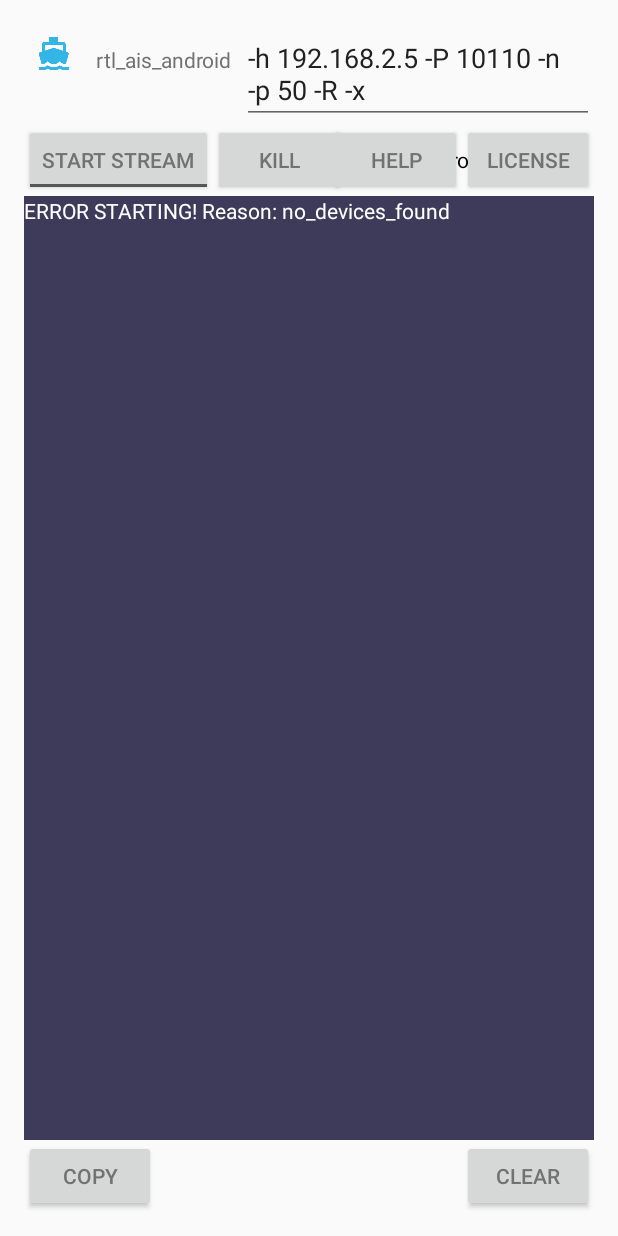
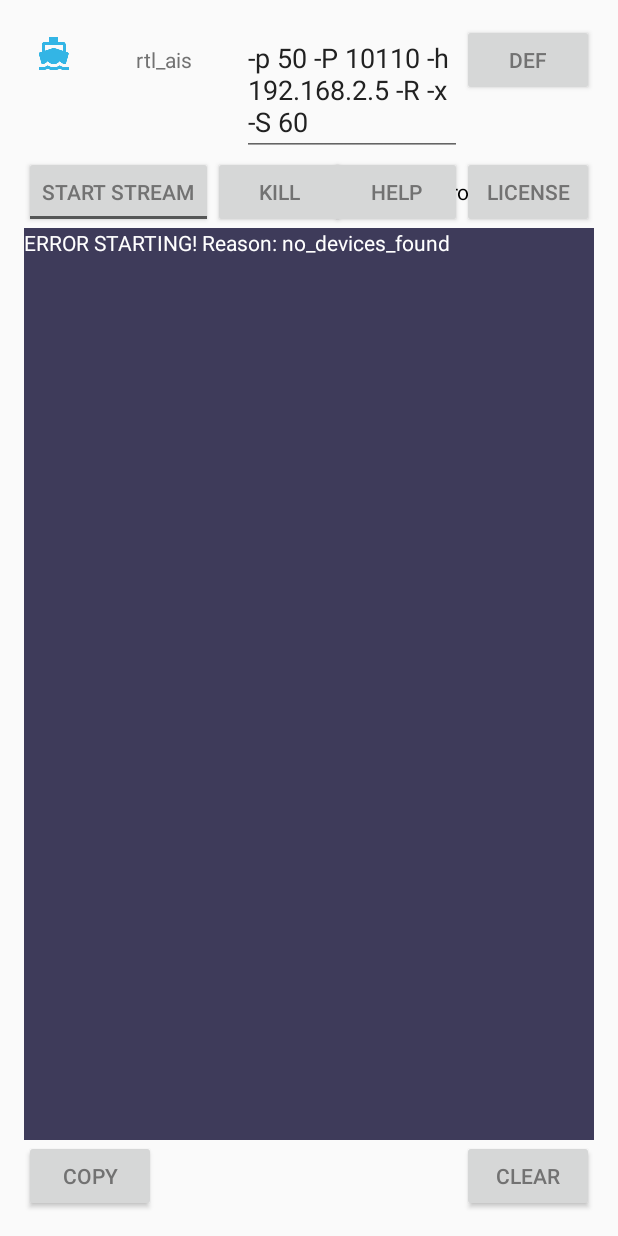
Before and after one commit to ebc81/Rtl_Ais_Android, an Android app: the screen it shows after launch (StreamActivity), after a tap on "START STREAM", on a phone screen of 412 x 824 dp. Run offline under Robolectric (Android 15) with nearby library versions, the phone set to English and light mode, and no system bars; 2 other taps on this screen came first.

Commit message:
some bugfixes workarounds

```diff
--- a/app/src/main/AndroidManifest.xml
+++ b/app/src/main/AndroidManifest.xml
@@ -3,7 +3,7 @@
     package="com.wordpress.ebc81.rtl_ais_android"
     android:installLocation="internalOnly"
     android:versionCode="1"
-    android:versionName="1.0" >
+    android:versionName="0.1" >
 
     <uses-permission android:name="android.permission.INTERNET" />
     <uses-permission android:name="android.permission.WAKE_LOCK" />
@@ -23,7 +23,7 @@
             android:label="@string/app_name"
             android:exported="true">
             <intent-filter>
-                <data android:scheme="iqsrc" />
+                <data android:scheme="@string/intent_filter_schema" />
 
                 <category android:name="android.intent.category.DEFAULT" />
 
--- a/app/src/main/java/com/wordpress/ebc81/rtl_ais_android/DeviceOpenActivity.java
+++ b/app/src/main/java/com/wordpress/ebc81/rtl_ais_android/DeviceOpenActivity.java
@@ -99,7 +99,7 @@ public class DeviceOpenActivity extends FragmentActivity implements BinaryRunner
         StrRes.res = getResources();
 
         final Uri data = getIntent().getData();
-        arguments = data.toString().replace("iqsrc://", ""); // quick and dirty fix; me don't like it
+        arguments = data.toString().replace(getString(R.string.intent_filter_schema)+"://", ""); // quick and dirty fix; me don't like it
 
         intent = getIntent();
 
--- a/app/src/main/java/com/wordpress/ebc81/rtl_ais_android/StreamActivity.java
+++ b/app/src/main/java/com/wordpress/ebc81/rtl_ais_android/StreamActivity.java
@@ -50,6 +50,7 @@ public class StreamActivity extends FragmentActivity implements LogRtlAis.Callba
 
     public static final String PREFS_NAME = "rtl_ais_androidPREFS";
     public static final String DISABLE_JAVA_FIX_PREF = "disable.java.usb.fix";
+    public static final String CMD_LINE_TEXT_PREF = "perf_cmdl_text";
 
     private TextView terminal;
     private ScrollView scroll;
@@ -69,6 +70,9 @@ public class StreamActivity extends FragmentActivity implements LogRtlAis.Callba
         terminal = (TextView) findViewById(R.id.terminal);
         scroll = (ScrollView) findViewById(R.id.ScrollArea);
         arguments = (EditText) findViewById(R.id.commandline);
+
+        String argperf = prefs.getString(CMD_LINE_TEXT_PREF,arguments.getText().toString());
+        arguments.setText(argperf);
 
         terminal.setText(LogRtlAis.getFullLog());
 
@@ -102,8 +106,25 @@ public class StreamActivity extends FragmentActivity implements LogRtlAis.Callba
             public void onClick(View v) {
                 onoff.setChecked(false);
                 LogRtlAis.clear();
-                String d3ebug = arguments.getText().toString();
-                startActivityForResult(new Intent(Intent.ACTION_VIEW).setData(Uri.parse("iqsrc://" + arguments.getText().toString())), START_REQ_CODE);
+                String argumentStr = arguments.getText().toString();
+                startActivityForResult(new Intent(Intent.ACTION_VIEW).setData(Uri.parse(getString(R.string.intent_filter_schema)+"://" + arguments.getText().toString())), START_REQ_CODE);
+                if (!argumentStr.isEmpty()) {
+                    final SharedPreferences.Editor editor = prefs.edit();
+                    editor.putString(CMD_LINE_TEXT_PREF, argumentStr);
+                    editor.commit();
+                }
+            }
+        });
+
+
+        ((Button) findViewById(R.id.bt_default)).setOnClickListener(new Button.OnClickListener() {
+
+            //@SuppressWarnings("deprecation")
+            //@SuppressLint("NewApi")
+            @Override
+            public void onClick(View v) {
+
+                arguments.setText(getString(R.string.default_args));
             }
         });
 
@@ -114,7 +135,7 @@ public class StreamActivity extends FragmentActivity implements LogRtlAis.Callba
             @Override
             public void onClick(View v) {
 
-                startActivityForResult(new Intent(Intent.ACTION_VIEW).setData(Uri.parse("iqsrc://-exit")), START_REQ_CODE);
+                startActivityForResult(new Intent(Intent.ACTION_VIEW).setData(Uri.parse(getString(R.string.intent_filter_schema)+"://-exit")), START_REQ_CODE);
             }
         });
 
--- a/app/src/main/res/layout/activity_stream.xml
+++ b/app/src/main/res/layout/activity_stream.xml
@@ -81,6 +81,14 @@
                     android:ems="10"
                     android:hint="@string/args_hint"
                     android:text="@string/default_args" />
+
+                <Button
+                    android:id="@+id/bt_default"
+                    android:layout_width="wrap_content"
+                    android:layout_height="wrap_content"
+                    android:layout_alignParentRight="true"
+                    android:layout_alignParentTop="true"
+                    android:text="@string/bt_default" />
             </LinearLayout>
 
             <RelativeLayout
```
Also changed, not shown: app/src/main/java/com/wordpress/ebc81/rtl_ais_android/core/RtlAisJava.java (+22 -0 lines), app/src/main/java/com/wordpress/ebc81/rtl_ais_android/tools/BinaryRunnerService.java (+3 -4 lines), app/src/main/res/values/strings.xml (+33 -3 lines), 6 other files.
